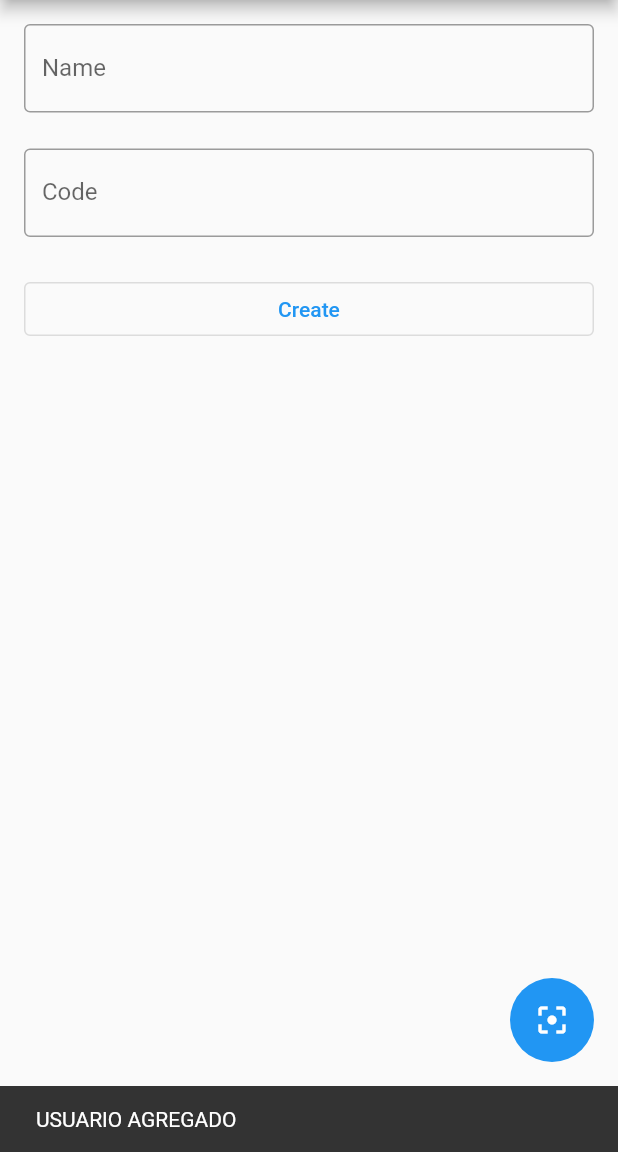
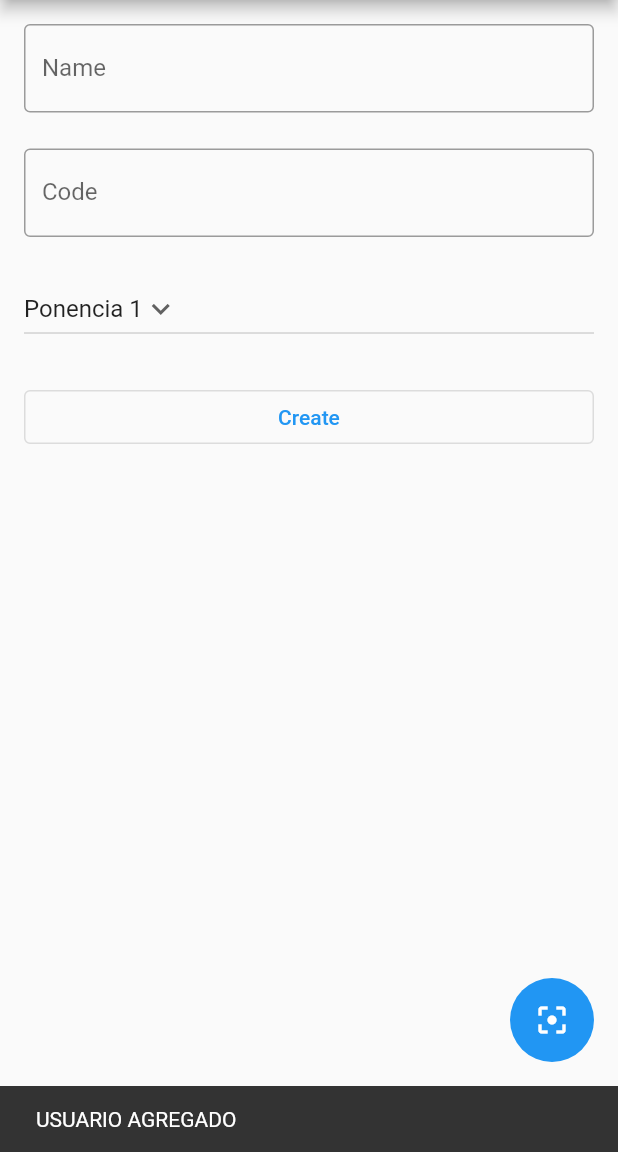
Before and after one commit to joelinfo19/qr-app-project, a Flutter app: the screen it shows after launch, after a tap on "Create", on a phone screen of 412 x 824 dp, the part 84-1236 px from its top. Run offline on Flutter 3.47's test engine with Material 2 defaults, Android fonts, the light colour scheme and no system bars; our stand-ins replace cloud_firestore, firebase_core; missing offline and left inert: flutter_barcode_scanner; accounts and stored records are empty.

Commit message:
new_features_presentations

```diff
--- a/lib/src/pages/home_page.dart
+++ b/lib/src/pages/home_page.dart
@@ -3,16 +3,29 @@ import 'package:cloud_firestore/cloud_firestore.dart';
 import 'package:flutter/material.dart';
 import 'package:qr_project/widgets/scan_button.dart';
 
-class HomePage extends StatelessWidget{
+class HomePage extends StatefulWidget{
+  @override
+  State<HomePage> createState() => _HomePageState();
+}
+
+class _HomePageState extends State<HomePage> {
   final controllerName=TextEditingController();
+
   final controllerCode=TextEditingController();
-
-
+  String dropdownvalue = 'Ponencia 1';
+   var items = [
+    'Ponencia 1',
+    'Ponencia 2',
+    'Ponencia 3',
+    'Ponencia 4',
+    'Ponencia 5',
+  ];
 
   InputDecoration decoration(String label)=>InputDecoration(
       labelText: label,
       border: OutlineInputBorder(),
     );
+
   @override
   Widget build(BuildContext context){
     return Scaffold(
@@ -41,8 +54,20 @@ class HomePage extends StatelessWidget{
 
             ),
             const SizedBox(height: 24),
+            DropdownButton(value: dropdownvalue,icon: const Icon(Icons.keyboard_arrow_down),items: items.map((String items){
+              return DropdownMenuItem(
+                value:items,
+                child: Text(items),
+              );
+            }).toList(),
+             onChanged: (String ?newValue){
+              setState(() {
+                dropdownvalue=newValue!;
+              });
+            }),
+            const SizedBox(height: 24),
             OutlinedButton(onPressed: (){
-              final user=User(name: controllerName.text,code: controllerCode.text, date: DateTime.now());
+              final user=User(name: controllerName.text,code: controllerCode.text, date: DateTime.now(),presentation: dropdownvalue);
               createUser(user);
               const snackBar = SnackBar(
                 content: Text("USUARIO AGREGADO"),
@@ -54,7 +79,7 @@ class HomePage extends StatelessWidget{
 
       ],
       ),
-      floatingActionButton: ScanButton(),
+      floatingActionButton: ScanButton(presentation:dropdownvalue),
 
     );
 
@@ -75,19 +100,22 @@ class User{
   final String name;
   final String code;
   final DateTime date;
+  String ?presentation;
 
   User({
     this.id='',
     required this.name,
     required this.code,
-    required this.date
+    required this.date,
+    this.presentation
   });
 
   Map<String,dynamic> toJson()=>{
     'id':id,
     'name':name,
     'code':code,
-    'date':date
+    'date':date,
+    'presentation':presentation,
   };
 
 }
--- a/lib/widgets/scan_button.dart
+++ b/lib/widgets/scan_button.dart
@@ -7,7 +7,8 @@ import 'package:flutter_barcode_scanner/flutter_barcode_scanner.dart';
 
 
 class ScanButton extends StatelessWidget {
-  const ScanButton({Key? key}) : super(key: key);
+  final String ?presentation;
+  const ScanButton({Key? key,this.presentation}) : super(key: key);
 
   @override
   Widget build(BuildContext context) {
@@ -33,8 +34,9 @@ class ScanButton extends StatelessWidget {
 
         // print('Howdy, ${users.name}!');
         // print('Howdy, ${users.code}!');
-        final user=User(name: users.name,code: users.code, date: DateTime.now());
+        final user=User(name: users.name,code: users.code, date: DateTime.now(),presentation: presentation);
         createUser(user);
+        print('Howdy, ${presentation}!');
         print('Howdy, ${users.name}!');
         print('Howdy, ${users.code}!');
         // if(barcodeScanRes!=null||barcodeScanRes!='-1'||barcodeScanRes!=-1){
@@ -67,12 +69,15 @@ class User{
   final String name;
   final String code;
    DateTime ?date;
+  String ?presentation;
 
   User({
     this.id='',
     required this.name,
     required this.code,
     this.date,
+    this.presentation,
+
   });
   User.fromJson(Map<String, dynamic> json)
       : name = json['name'],
@@ -82,7 +87,8 @@ class User{
     'id':id,
     'name':name,
     'code':code,
-    'date':date
+    'date':date,
+    'presentation':presentation
   };
 
 }
```
